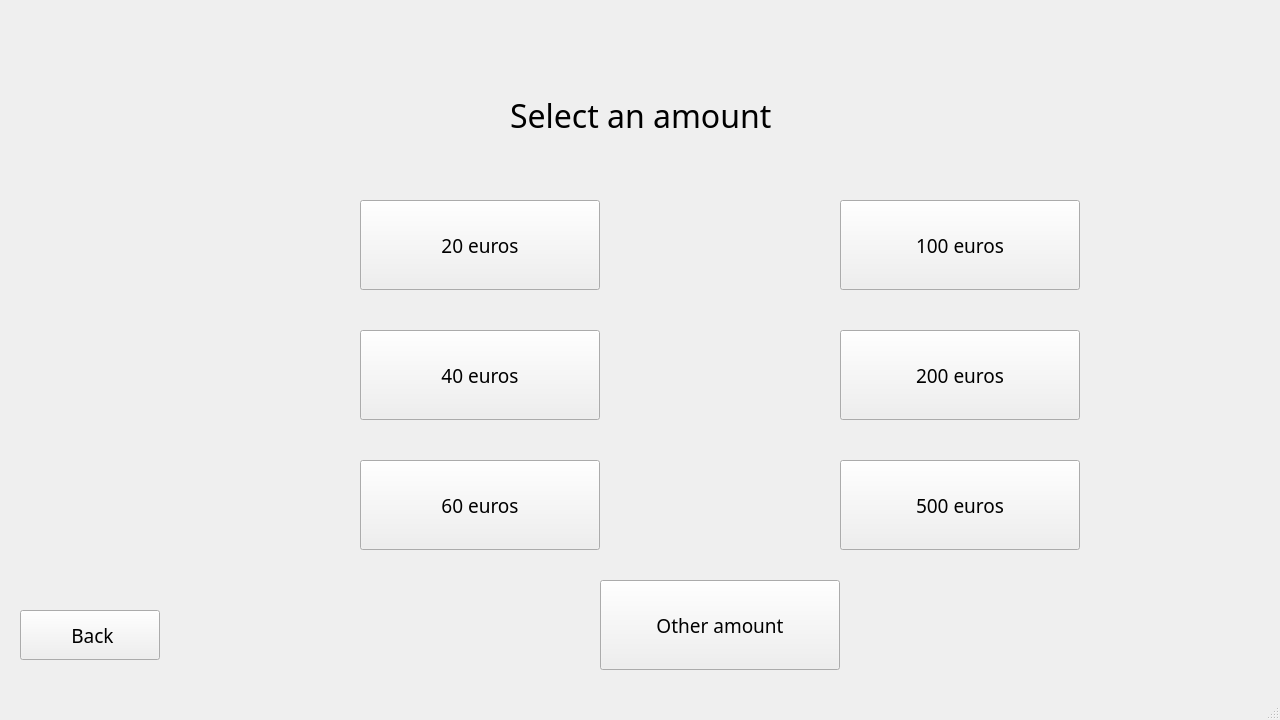
t1rate01/ATM_groupproject, file frontend/debitwindow.ui: the form before one commit.
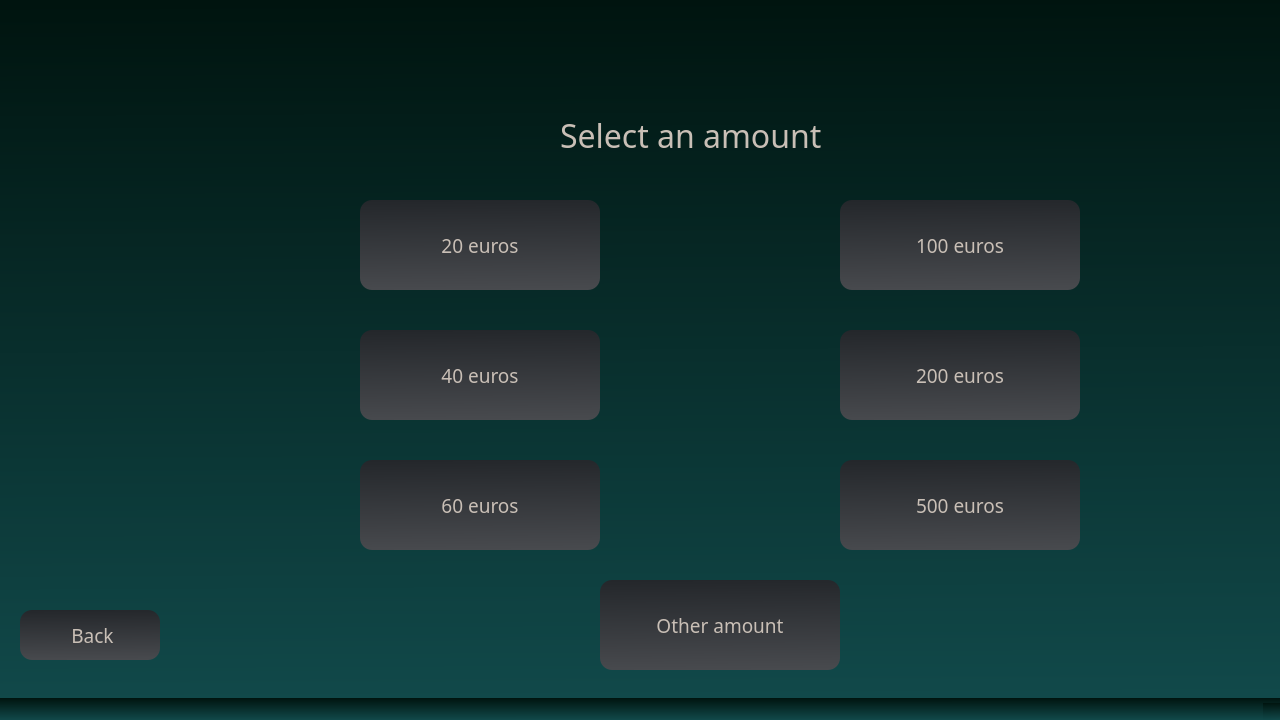
The form after the commit.

```diff
--- a/frontend/debitwindow.ui
+++ b/frontend/debitwindow.ui
@@ -25,6 +25,27 @@
   <property name="windowTitle">
    <string>MainWindow</string>
   </property>
+  <property name="styleSheet">
+   <string notr="true">QWidget{
+	background-color: qlineargradient(spread:pad, x1:0.46, y1:0, x2:0.472, y2:1, stop:0 rgba(0, 20, 15, 255), stop:1 rgba(17, 73, 74, 255));
+	color: #c9bfb6;
+}
+QPushButton{
+	background-color: qlineargradient(spread:pad, x1:0.494, y1:0, x2:0.517, y2:1, stop:0 rgba(36, 39, 43, 255), stop:1 rgba(72, 74, 78, 255));
+	border:0px solid black;
+	border-radius: 12px;
+	color: #c9bfb6;
+	font-size: 14;
+}
+QLabel{
+	background-color: transparent;
+}
+QLineEdit{
+	border: 1px solid #c9bfb6;
+	padding: 8px;
+	color: #c9bfb6;
+}</string>
+  </property>
   <widget class="QWidget" name="centralwidget">
    <widget class="QPushButton" name="btn20">
     <property name="geometry">
@@ -155,8 +176,8 @@
    <widget class="QLabel" name="txtSelect">
     <property name="geometry">
      <rect>
-      <x>510</x>
-      <y>80</y>
+      <x>560</x>
+      <y>100</y>
       <width>481</width>
       <height>71</height>
      </rect>
@@ -195,8 +216,8 @@
      <rect>
       <x>0</x>
       <y>0</y>
-      <width>251</width>
-      <height>81</height>
+      <width>401</width>
+      <height>191</height>
      </rect>
     </property>
     <property name="font">
```
